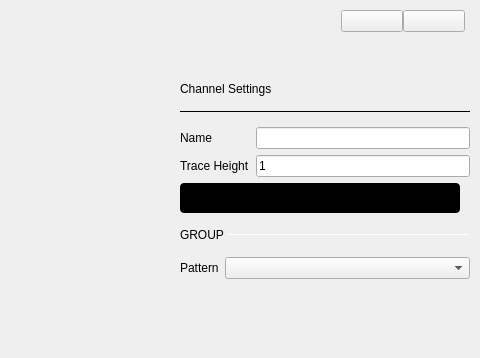
Above: plugins/m2k/ui/pattern_generator.ui from analogdevicesinc/scopy before the change; both pictures show x 800 to 1280 and y 0 to 358 of the 1280 by 654 pixel window. Below: the same form after it.
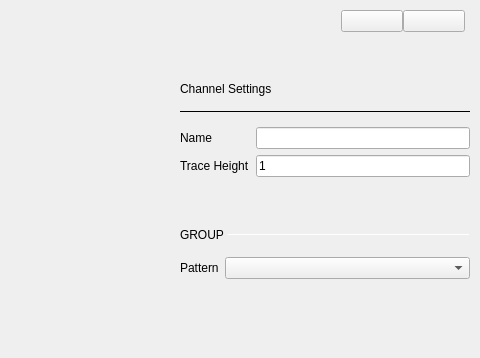
That is the form after the change. Icons and pictures are not drawn. Custom widgets are drawn as their Qt base class.

What changed in the file:
```diff
--- a/plugins/m2k/ui/pattern_generator.ui
+++ b/plugins/m2k/ui/pattern_generator.ui
@@ -666,7 +666,6 @@
 max-height: 30px;
 min-width: 280px;
 max-width: 280px;
-background-color: black;
 border-radius: 4px;
 }
 
@@ -701,7 +700,6 @@
 max-width:140px;
 qproperty-alignment: AlignCenter AlignCenter;
 margin-left: 0px;
-color: white;
 }
 
 QLabel#on:disabled {
@@ -715,7 +713,6 @@
 min-width:140px;
 max-width:140px;
 margin-left: 140px;
-color: white;
 qproperty-alignment: AlignCenter AlignCenter;
 }
 
```
Left out of the diff: 3 changed lines with no effect on the pictures.
